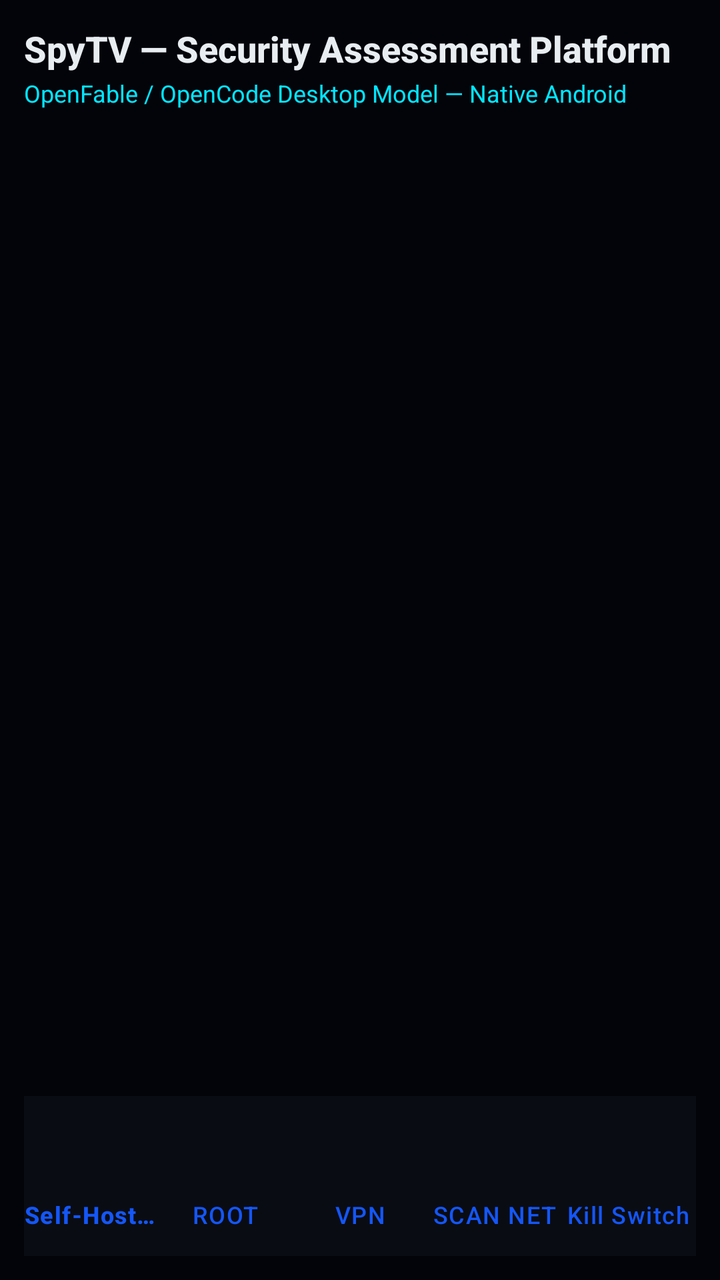
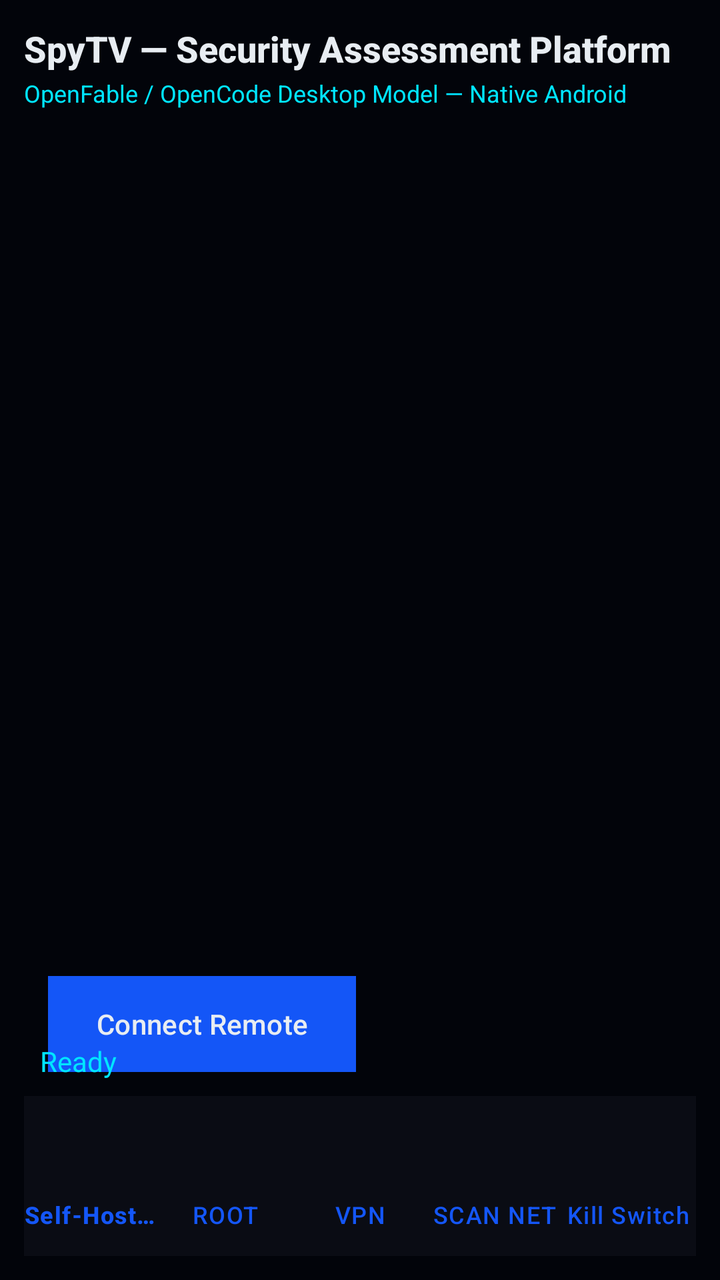

Screens rendered from an Android XML layout before and after an edit, with the pre-edit source and the edit as a unified diff.
<!-- AndroidManifest.xml: application theme Theme.SpyTV -->
<!-- res/layout/activity_main.xml -->
<?xml version="1.0" encoding="utf-8"?>
<androidx.constraintlayout.widget.ConstraintLayout
    xmlns:android="http://schemas.android.com/apk/res/android"
    xmlns:app="http://schemas.android.com/apk/res-auto"
    xmlns:tools="http://schemas.android.com/tools"
    android:layout_width="match_parent"
    android:layout_height="match_parent"
    android:background="#02040a"
    android:padding="12dp">

    
    <TextView
        android:id="@+id/headerTitle"
        android:layout_width="0dp"
        android:layout_height="wrap_content"
        android:text="SpyTV — Security Assessment Platform"
        android:textColor="#e8edf2"
        android:textSize="18sp"
        android:textStyle="bold"
        android:fontFamily="sans-serif-medium"
        app:layout_constraintTop_toTopOf="parent"
        app:layout_constraintStart_toStartOf="parent"
        app:layout_constraintEnd_toEndOf="parent" />

    <TextView
        android:id="@+id/headerSub"
        android:layout_width="0dp"
        android:layout_height="wrap_content"
        android:text="OpenFable / OpenCode Desktop Model — Native Android"
        android:textColor="#00e5ff"
        android:textSize="12sp"
        android:layout_marginTop="2dp"
        app:layout_constraintTop_toBottomOf="@id/headerTitle"
        app:layout_constraintStart_toStartOf="parent"
        app:layout_constraintEnd_toEndOf="parent" />

    
    <androidx.recyclerview.widget.RecyclerView
        android:id="@+id/dashboardGrid"
        android:layout_width="0dp"
        android:layout_height="0dp"
        android:layout_marginTop="12dp"
        android:clipToPadding="false"
        app:layout_constraintTop_toBottomOf="@id/headerSub"
        app:layout_constraintBottom_toTopOf="@id/bottomNav"
        app:layout_constraintStart_toStartOf="parent"
        app:layout_constraintEnd_toEndOf="parent"
        tools:listitem="@layout/item_dashboard_card" />

    
    <com.google.android.material.bottomnavigation.BottomNavigationView
        android:id="@+id/bottomNav"
        android:layout_width="0dp"
        android:layout_height="wrap_content"
        android:background="#0a0c14"
        app:labelVisibilityMode="labeled"
        app:itemIconTint="@color/blue"
        app:itemTextColor="@color/blue"
        app:menu="@menu/bottom_nav_menu"
        app:layout_constraintBottom_toBottomOf="parent"
        app:layout_constraintStart_toStartOf="parent"
        app:layout_constraintEnd_toEndOf="parent" />

</androidx.constraintlayout.widget.ConstraintLayout>
<!-- res/layout/item_dashboard_card.xml (included above) -->
<?xml version="1.0" encoding="utf-8"?>
<com.google.android.material.card.MaterialCardView xmlns:android="http://schemas.android.com/apk/res/android"
    xmlns:app="http://schemas.android.com/apk/res-auto"
    android:layout_width="match_parent"
    android:layout_height="wrap_content"
    android:layout_margin="8dp"
    app:cardBackgroundColor="#0f1118"
    app:cardCornerRadius="12dp"
    app:strokeWidth="1dp"
    app:strokeColor="#1456f7"
    app:cardElevation="4dp">

    <LinearLayout
        android:layout_width="match_parent"
        android:layout_height="wrap_content"
        android:orientation="vertical"
        android:padding="16dp">

        <TextView
            android:id="@+id/cardTitle"
            android:layout_width="wrap_content"
            android:layout_height="wrap_content"
            android:textColor="#e8edf2"
            android:textSize="16sp"
            android:textStyle="bold"
            android:fontFamily="sans-serif-medium" />

        <TextView
            android:id="@+id/cardDesc"
            android:layout_width="wrap_content"
            android:layout_height="wrap_content"
            android:textColor="#8a9099"
            android:textSize="12sp"
            android:layout_marginTop="4dp" />

        <TextView
            android:id="@+id/cardStatus"
            android:layout_width="wrap_content"
            android:layout_height="wrap_content"
            android:textColor="#00e5ff"
            android:textSize="11sp"
            android:textStyle="bold"
            android:layout_marginTop="8dp" />

    </LinearLayout>
</com.google.android.material.card.MaterialCardView>
<!-- resources referenced by this layout -->
<resources>
  <color name="blue">#1456f7</color>
  <style name="Theme.SpyTV" parent="Theme.Material3.Dark.NoActionBar">
          <item name="colorPrimary">@color/blue</item>
          <item name="colorPrimaryDark">@color/dark_blue</item>
          <item name="colorAccent">@color/blue</item>
          <item name="android:windowBackground">@color/background</item>
          <item name="android:statusBarColor">@color/surface</item>
          <item name="android:navigationBarColor">@color/surface</item>
      </style>
  <color name="dark_blue">#0a0c14</color>
  <color name="background">#02040a</color>
  <color name="surface">#02040a</color>
</resources>

<!-- the commit's change to res/layout/activity_main.xml (unified diff, before → after) -->
@@ -46,6 +46,40 @@
         app:layout_constraintStart_toStartOf="parent"
         app:layout_constraintEnd_toEndOf="parent"
         tools:listitem="@layout/item_dashboard_card" />
+
+    <Button
+        android:id="@+id/btnConnectRemote"
+        android:layout_width="wrap_content"
+        android:layout_height="wrap_content"
+        android:text="Connect Remote"
+        android:textColor="#e8edf2"
+        android:background="#1456f7"
+        android:layout_margin="12dp"
+        android:layout_marginStart="16dp"
+        android:layout_marginBottom="56dp"
+        app:layout_constraintBottom_toTopOf="@id/bottomNav"
+        app:layout_constraintStart_toStartOf="parent" />
+
+    <LinearLayout
+        android:id="@+id/modeSelectionContainer"
+        android:layout_width="0dp"
+        android:layout_height="wrap_content"
+        android:orientation="vertical"
+        android:layout_marginTop="8dp"
+        app:layout_constraintTop_toBottomOf="@id/dashboardGrid"
+        app:layout_constraintStart_toStartOf="parent"
+        app:layout_constraintEnd_toEndOf="parent" />
+
+    <TextView
+        android:id="@+id/countdownText"
+        android:layout_width="wrap_content"
+        android:layout_height="wrap_content"
+        android:text="Ready"
+        android:textColor="#00e5ff"
+        android:textSize="14sp"
+        app:layout_constraintBottom_toBottomOf="@id/dashboardGrid"
+        app:layout_constraintStart_toStartOf="parent"
+        android:layout_margin="8dp" />
 
     
     <com.google.android.material.bottomnavigation.BottomNavigationView
